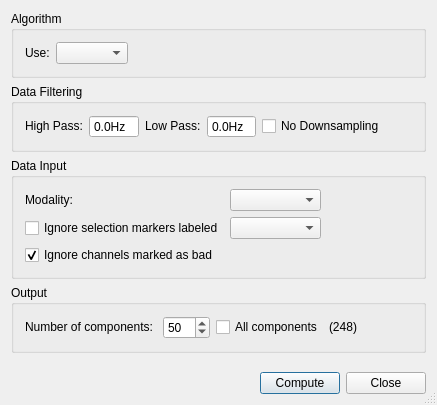
HIP-infrastructure/anywave-code, file src/plugins/ICA/ICASettings.ui: the form before one commit.
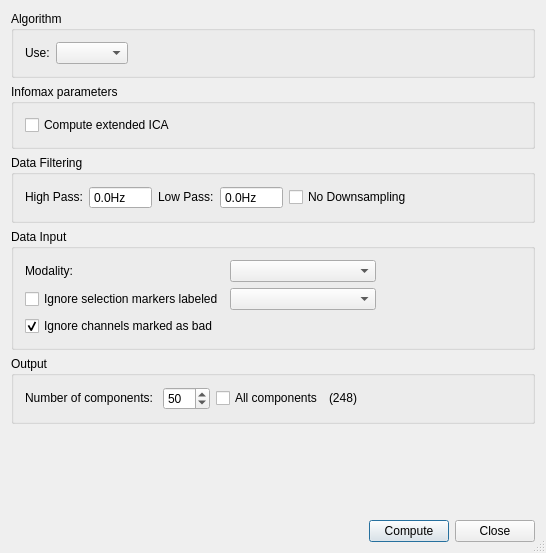
The form after the commit. Icons and pictures are not drawn.

Commit message: Fixed a bug in the exporter plugin : removing 0 in labels was doing wrong relabelisation. Added a specific parameter to the Infomax ICA algorithm in ICA plugin.

What changed in the file:
```diff
--- a/src/plugins/ICA/ICASettings.ui
+++ b/src/plugins/ICA/ICASettings.ui
@@ -6,8 +6,8 @@
    <rect>
     <x>0</x>
     <y>0</y>
-    <width>437</width>
-    <height>405</height>
+    <width>546</width>
+    <height>553</height>
    </rect>
   </property>
   <property name="windowTitle">
@@ -67,6 +67,22 @@
      </layout>
     </widget>
    </item>
+   <item>
+    <widget class="QGroupBox" name="groupInfomax">
+     <property name="title">
+      <string>Infomax parameters</string>
+     </property>
+     <layout class="QGridLayout" name="gridLayout_2">
+      <item row="0" column="0">
+       <widget class="QCheckBox" name="cbInfomaxExtended">
+        <property name="text">
+         <string>Compute extended ICA</string>
+        </property>
+       </widget>
+      </item>
+     </layout>
+    </widget>
+   </item>
    <item>
     <widget class="QGroupBox" name="groupBox">
      <property name="sizePolicy">
```
The commit also changes 14 other files.
